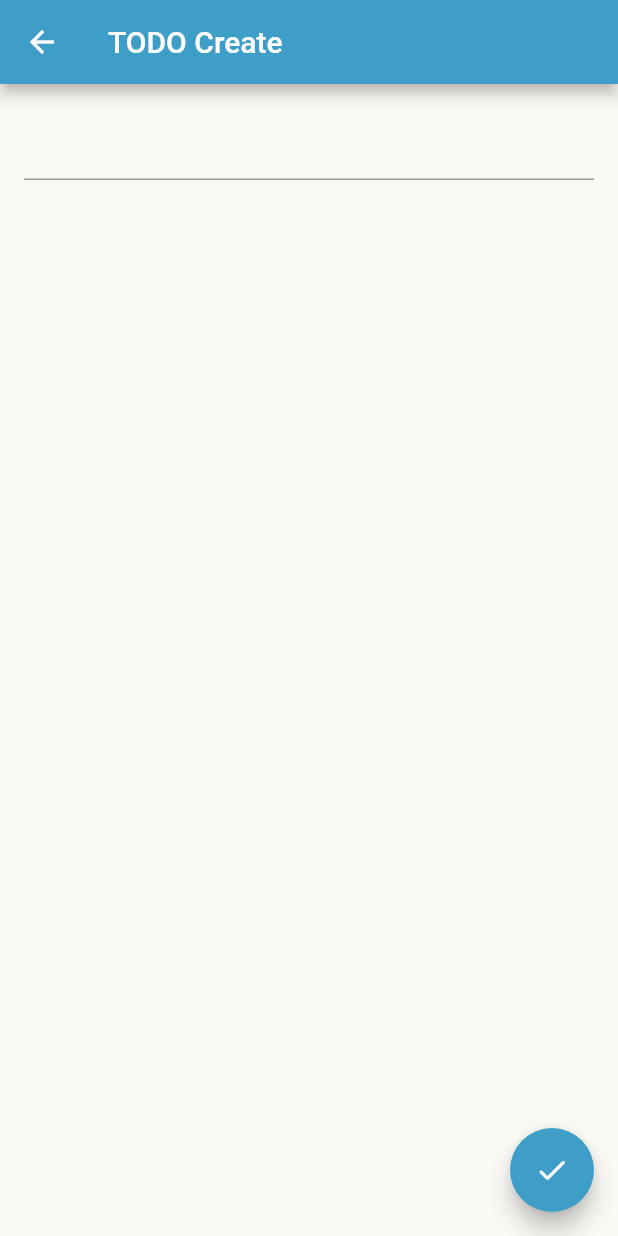
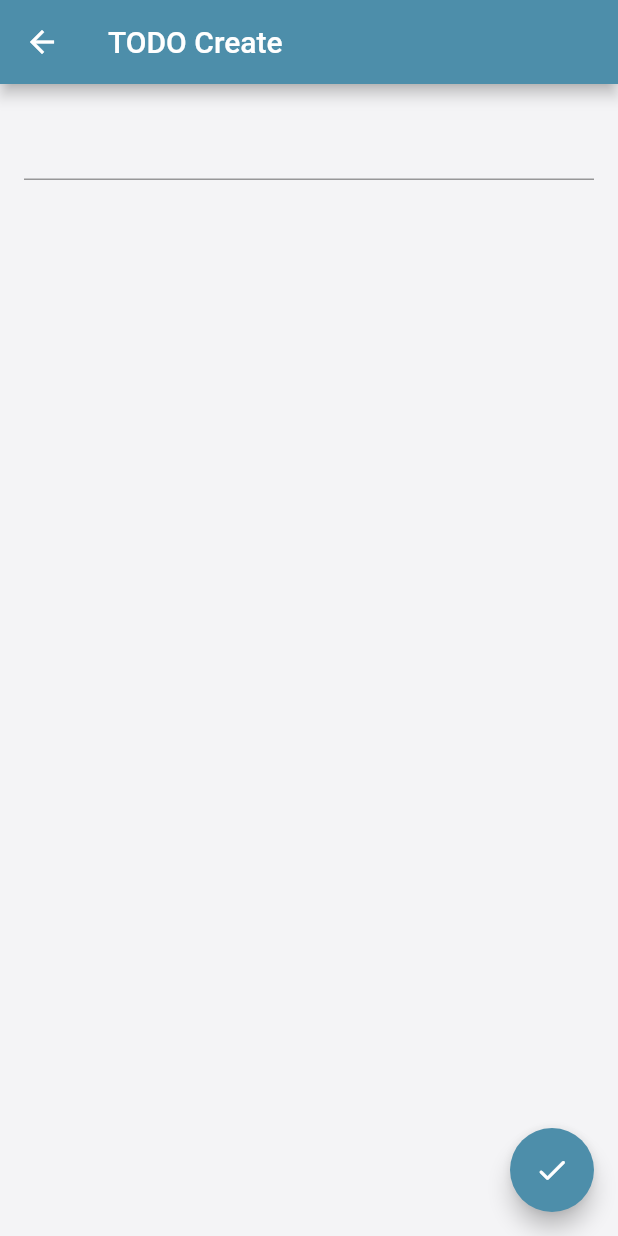
Before and after one commit to RobertApikyan/todo_styles, a Flutter app: the screen it shows after launch, after a tap on the "add" icon, on a phone screen of 412 x 824 dp. Run offline on Flutter 3.47's test engine with Material 2 defaults, Android fonts, the light colour scheme and no system bars; our stand-ins replace flutter_riverpod, hooks_riverpod.

Commit message:
1. Migrated to Color Swatch

```diff
--- a/lib/styles/app_color.dart
+++ b/lib/styles/app_color.dart
@@ -1,11 +1,68 @@
-import 'dart:ui';
+import 'package:flutter/material.dart';
+
+// class AppColors {
+//   static const backgroundColor = Color(0xffF9F8F4);
+//   static const primaryColor = Color(0xff3E9EC8);
+//   static const selectedCheckboxColor = Color(0xff005D85);
+//   static const textColor = Color(0xff000000);
+//   static const selectedCardColor = Color(0xffE8F5FF);
+//   static const white = Color(0xffffffff);
+//   static const black = Color(0xff000000);
+// }
+
+class NonNullColorSwatch extends ColorSwatch<int> {
+  const NonNullColorSwatch(super.primary, super.swatch);
+
+  @override
+  Color operator [](int index) => super[index]!;
+}
 
 class AppColors {
-  static const backgroundColor = Color(0xffF9F8F4);
-  static const primaryColor = Color(0xff3E9EC8);
-  static const selectedCheckboxColor = Color(0xff005D85);
-  static const textColor = Color(0xff000000);
-  static const selectedCardColor = Color(0xffE8F5FF);
-  static const white = Color(0xffffffff);
-  static const black = Color(0xff000000);
+  static const blue = NonNullColorSwatch(
+    _bluePrimary,
+    <int, Color>{
+      0: Color(0xFFffffff),
+      10: Color(0xFFe6eff3),
+      20: Color(0xFFccdfe7),
+      30: Color(0xFFb3ceda),
+      40: Color(0xFF99bece),
+      50: Color(0xFF80aec2),
+      60: Color(0xFF669eb6),
+      70: Color(_bluePrimary),
+      80: Color(0xFF337d9d),
+      90: Color(0xFF1a6d91),
+      100: Color(0xFF005d85),
+    },
+  );
+  static const int _bluePrimary = 0xFF4d8eaa;
+
+  static const black = NonNullColorSwatch(_blackPrimary, <int, Color>{
+    0: Color(0xFFffffff),
+    10: Color(0xFFe6e6e6),
+    20: Color(0xFFcccccc),
+    30: Color(0xFFb3b3b3),
+    40: Color(0xFF999999),
+    50: Color(0xFF808080),
+    60: Color(0xFF666666),
+    70: Color(0xFF4d4d4d),
+    80: Color(0xFF333333),
+    90: Color(0xFF1a1a1a),
+    100: Color(_blackPrimary),
+  });
+  static const int _blackPrimary = 0xFF000000;
+
+  static const neutral = NonNullColorSwatch(_neutralPrimary, <int, Color>{
+    0: Color(0xFFF4F4F6),
+    10: Color(0xFFEEEEF2),
+    20: Color(0xFFDDDDE4),
+    30: Color(0xFFD2D1DB),
+    40: Color(0xFFC7C6D2),
+    50: Color(_neutralPrimary),
+    60: Color(0xFF8C8B97),
+    70: Color(0xFF5F5E6B),
+    80: Color(0xFF51505C),
+    90: Color(0xFF42414E),
+    100: Color(0xFF33323F),
+  });
+  static const int _neutralPrimary = 0xFFA9A8B5;
 }
--- a/lib/todo_create.dart
+++ b/lib/todo_create.dart
@@ -55,10 +55,10 @@ class CreateTodo extends HookConsumerWidget {
   Widget build(BuildContext context, WidgetRef ref) {
     final controller = ref.watch(CreateTodoController.provider);
     return Scaffold(
-      backgroundColor: AppColors.backgroundColor,
+      backgroundColor: AppColors.neutral[0],
       appBar: AppBar(
           title: const Text('TODO Create'),
-          backgroundColor: AppColors.primaryColor),
+          backgroundColor: AppColors.blue[70]),
       body: Padding(
         padding: const EdgeInsets.all(16.0),
         child: Column(
@@ -83,7 +83,7 @@ class CreateTodo extends HookConsumerWidget {
         ),
       ),
       floatingActionButton: FloatingActionButton(
-        backgroundColor: AppColors.primaryColor,
+        backgroundColor: AppColors.blue[70],
         child: const Icon(Icons.done_rounded, color: Colors.white),
         onPressed: () => controller.onCreateTodoPressed(context),
       ),
--- a/lib/todo_item.dart
+++ b/lib/todo_item.dart
@@ -28,7 +28,7 @@ class TodoItem extends StatelessWidget {
             ),
             const Spacer(),
             Checkbox(
-                activeColor: AppColors.selectedCheckboxColor,
+                activeColor: AppColors.blue[90],
                 value: viewModel.model.isDone,
                 onChanged: onChanged)
           ]),
--- a/lib/todo_model.dart
+++ b/lib/todo_model.dart
@@ -28,7 +28,7 @@ class TodoViewModel {
   TodoViewModel(this.model)
       : name = model.name,
         backgroundColor =
-            model.isDone ? AppColors.selectedCardColor : AppColors.white;
+            model.isDone ? AppColors.blue[10] : AppColors.black[0];
 
   final Todo model;
   final String name;
--- a/lib/todo_screen.dart
+++ b/lib/todo_screen.dart
@@ -47,11 +47,11 @@ class TodoScreen extends ConsumerWidget {
 
   @override
   Widget build(BuildContext context, WidgetRef ref) => Scaffold(
-        backgroundColor: AppColors.backgroundColor,
+        backgroundColor: AppColors.neutral[0],
         appBar: AppBar(
-          title: const Text('TODO List',
-              style: TextStyle(fontSize: 18, color: AppColors.white)),
-          backgroundColor: AppColors.primaryColor,
+          title: Text('TODO List',
+              style: TextStyle(fontSize: 18, color: AppColors.black[0])),
+          backgroundColor: AppColors.blue[70],
         ),
         body: ref.watch(todoVmsProvider).when(
               data: (data) => _dataContent(context, ref, data),
@@ -59,7 +59,7 @@ class TodoScreen extends ConsumerWidget {
               loading: () => loadingBuilder(context),
             ),
         floatingActionButton: FloatingActionButton(
-          backgroundColor: AppColors.primaryColor,
+          backgroundColor: AppColors.blue[70],
           child: const Icon(Icons.add, color: Colors.white),
           onPressed: () => ref
               .read(TodoScreenController.provider)
```
